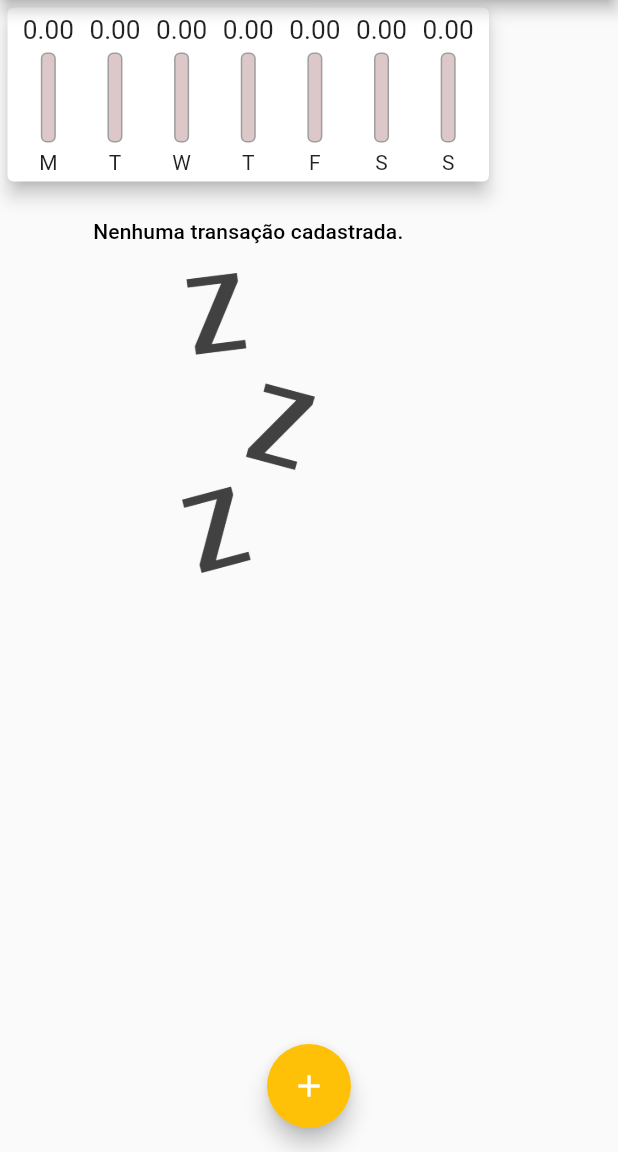
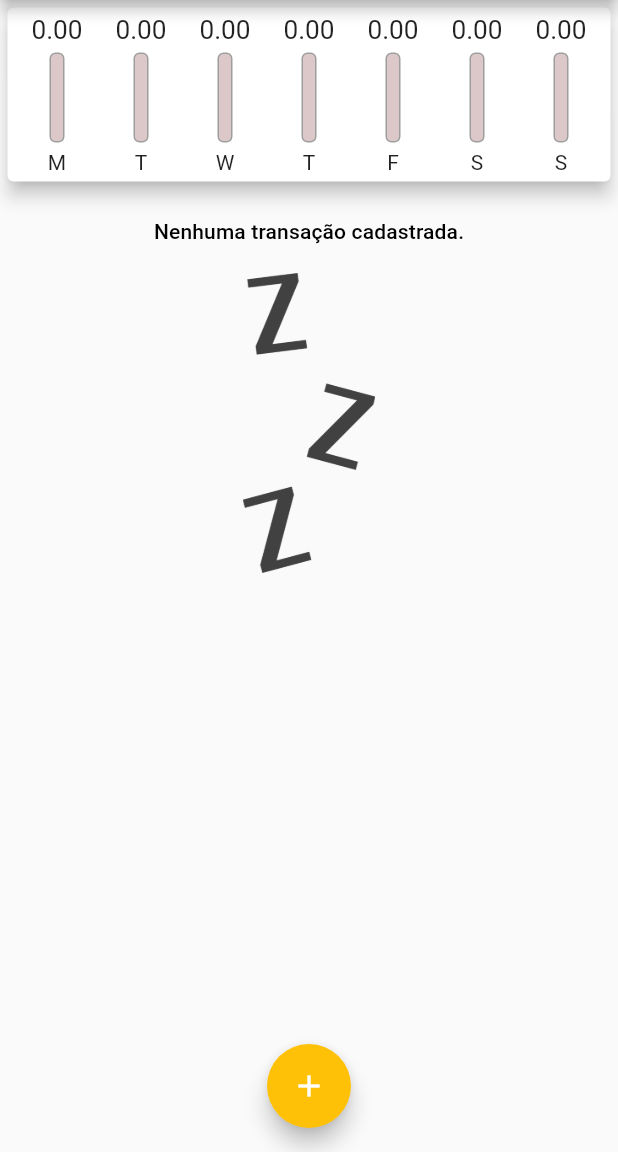
Before and after one commit to frank000/expev, a Flutter app: the screen it shows after launch, on a phone screen of 412 x 824 dp, the part 84-1236 px from its top. Run offline on Flutter 3.47's test engine with Material 2 defaults, Android fonts, the phone set to English and light mode, and no system bars.

Commit message:
Tamanho da lista

```diff
--- a/lib/components/transaction_list.dart
+++ b/lib/components/transaction_list.dart
@@ -13,7 +13,7 @@ class TransactionList extends StatelessWidget {
   @override
   Widget build(BuildContext context) {
     return Container(
-      height: 300,
+      height: 480,
       child: transactions.isEmpty
           ? Column(
               children: [
--- a/lib/main.dart
+++ b/lib/main.dart
@@ -135,7 +135,7 @@ class _MyHomePageState extends State<MyHomePage> {
       ),
       body: SingleChildScrollView(
         child: Column(
-          crossAxisAlignment: CrossAxisAlignment.center,
+          crossAxisAlignment: CrossAxisAlignment.stretch,
           children: [
             Chart(recentTransaction: _recentTransactions),
             TransactionList(
```
